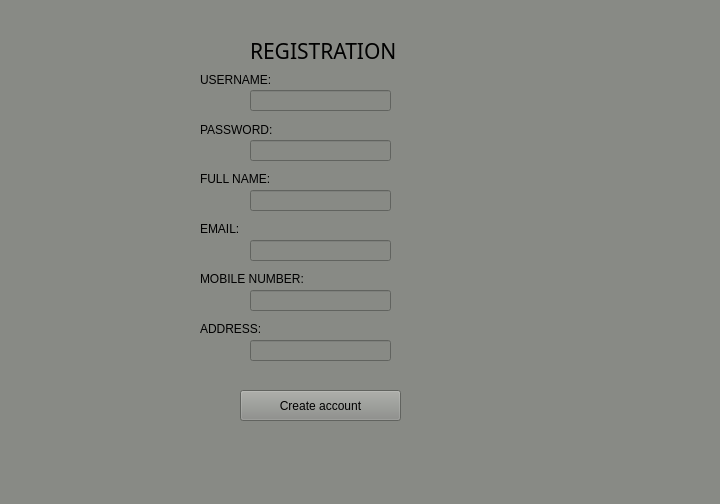
Before: the Qt Designer form sdi_app/gui/application.ui in FratiaXd/SDI, drawn with Qt 5.
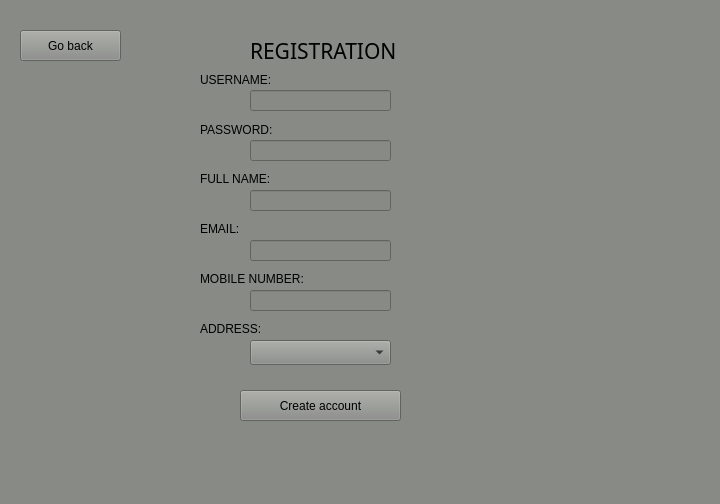
After: the same form once the commit is applied. The open tabs and pages were chosen to show the change.

Diff of the .ui file:
```diff
--- a/sdi_app/gui/application.ui
+++ b/sdi_app/gui/application.ui
@@ -679,16 +679,6 @@
       </rect>
      </property>
     </widget>
-    <widget class="QLineEdit" name="lineEdit_12">
-     <property name="geometry">
-      <rect>
-       <x>260</x>
-       <y>340</y>
-       <width>141</width>
-       <height>21</height>
-      </rect>
-     </property>
-    </widget>
     <widget class="QLabel" name="label_9">
      <property name="geometry">
       <rect>
@@ -767,6 +757,29 @@
       <string>ADDRESS:</string>
      </property>
     </widget>
+    <widget class="QComboBox" name="comboBox_2">
+     <property name="geometry">
+      <rect>
+       <x>260</x>
+       <y>340</y>
+       <width>141</width>
+       <height>25</height>
+      </rect>
+     </property>
+    </widget>
+    <widget class="QPushButton" name="pushButton_8">
+     <property name="geometry">
+      <rect>
+       <x>30</x>
+       <y>30</y>
+       <width>101</width>
+       <height>31</height>
+      </rect>
+     </property>
+     <property name="text">
+      <string>Go back</string>
+     </property>
+    </widget>
    </widget>
   </widget>
  </widget>
```
Left out of the diff: 28 changed lines with no effect on the pictures.
